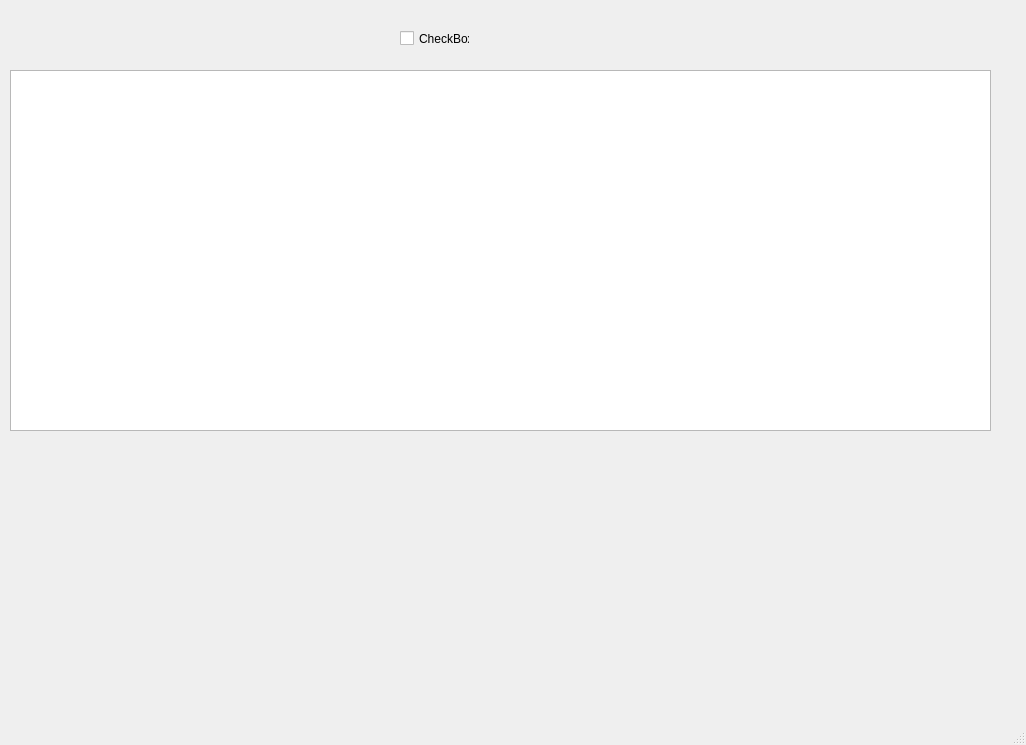
Above: solutions/pyqt5.ui from petro-ew/test1 before the change. Below: the same form after it.
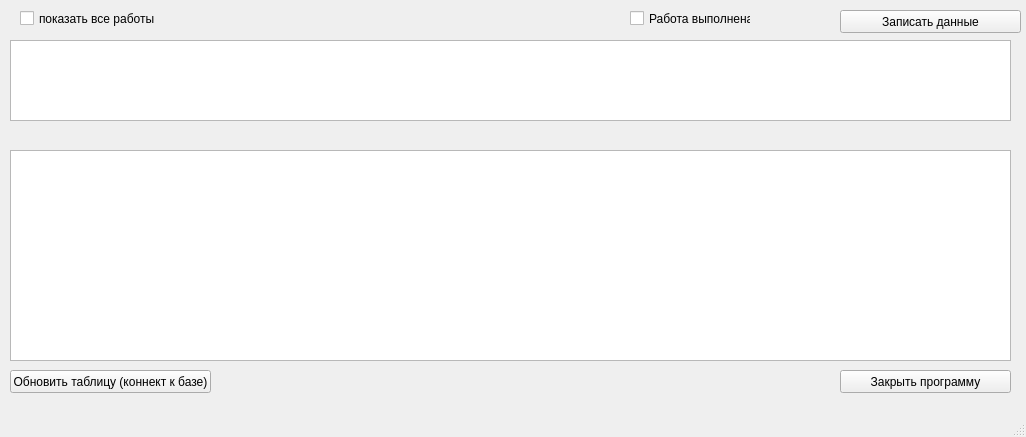
That is the form after the change.

What changed in the file:
```diff
--- a/solutions/pyqt5.ui
+++ b/solutions/pyqt5.ui
@@ -7,7 +7,7 @@
     <x>0</x>
     <y>0</y>
     <width>1026</width>
-    <height>745</height>
+    <height>437</height>
    </rect>
   </property>
   <property name="windowTitle">
@@ -18,23 +18,85 @@
     <property name="geometry">
      <rect>
       <x>10</x>
-      <y>70</y>
-      <width>981</width>
-      <height>361</height>
+      <y>150</y>
+      <width>1001</width>
+      <height>211</height>
      </rect>
     </property>
    </widget>
    <widget class="QCheckBox" name="checkBox">
     <property name="geometry">
      <rect>
-      <x>400</x>
-      <y>30</y>
-      <width>70</width>
+      <x>20</x>
+      <y>10</y>
+      <width>141</width>
       <height>17</height>
      </rect>
     </property>
     <property name="text">
-     <string>CheckBox</string>
+     <string>показать все работы</string>
+    </property>
+   </widget>
+   <widget class="QPushButton" name="pushButton_connect">
+    <property name="geometry">
+     <rect>
+      <x>10</x>
+      <y>370</y>
+      <width>201</width>
+      <height>23</height>
+     </rect>
+    </property>
+    <property name="text">
+     <string>Обновить таблицу (коннект к базе)</string>
+    </property>
+   </widget>
+   <widget class="QPushButton" name="pushButton_exit">
+    <property name="geometry">
+     <rect>
+      <x>840</x>
+      <y>370</y>
+      <width>171</width>
+      <height>23</height>
+     </rect>
+    </property>
+    <property name="text">
+     <string>Закрыть программу</string>
+    </property>
+   </widget>
+   <widget class="QPushButton" name="pushButton_update">
+    <property name="geometry">
+     <rect>
+      <x>840</x>
+      <y>10</y>
+      <width>181</width>
+      <height>23</height>
+     </rect>
+    </property>
+    <property name="text">
+     <string>Записать данные</string>
+    </property>
+   </widget>
+   <widget class="QCheckBox" name="checkBox_ok">
+    <property name="geometry">
+     <rect>
+      <x>630</x>
+      <y>10</y>
+      <width>121</width>
+      <height>17</height>
+     </rect>
+    </property>
+    <property name="text">
+     <string>Работа выполнена</string>
+    </property>
+   </widget>
+   <widget class="QTableWidget" name="tableWidget_one">
+    <property name="geometry">
+     <rect>
+      <x>10</x>
+      <y>40</y>
+      <width>1001</width>
+      <height>81</height>
+     </rect>
     </property>
    </widget>
   </widget>
```
Left out of the diff: 2 changed lines with no effect on the pictures.
